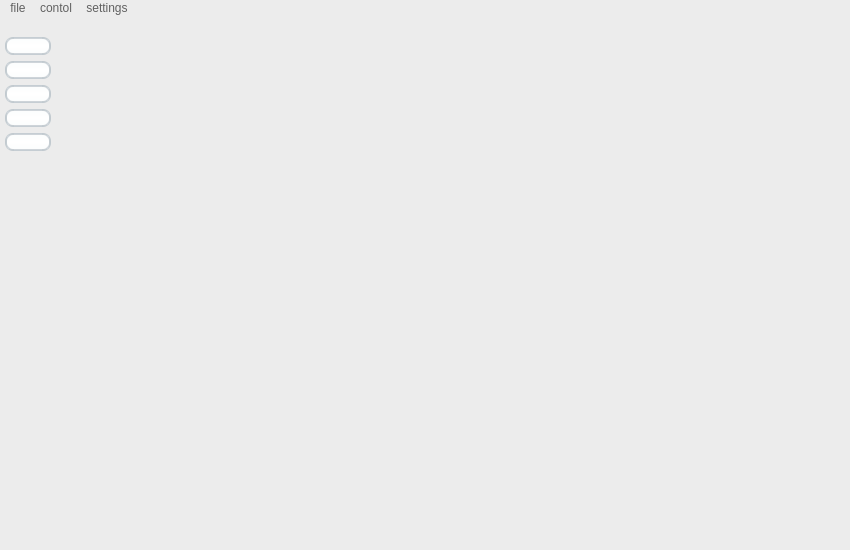
The window that src/mainWindow/mainwindow.ui (graffiitt/hamster_gui) describes before a commit, drawn with Qt 5.
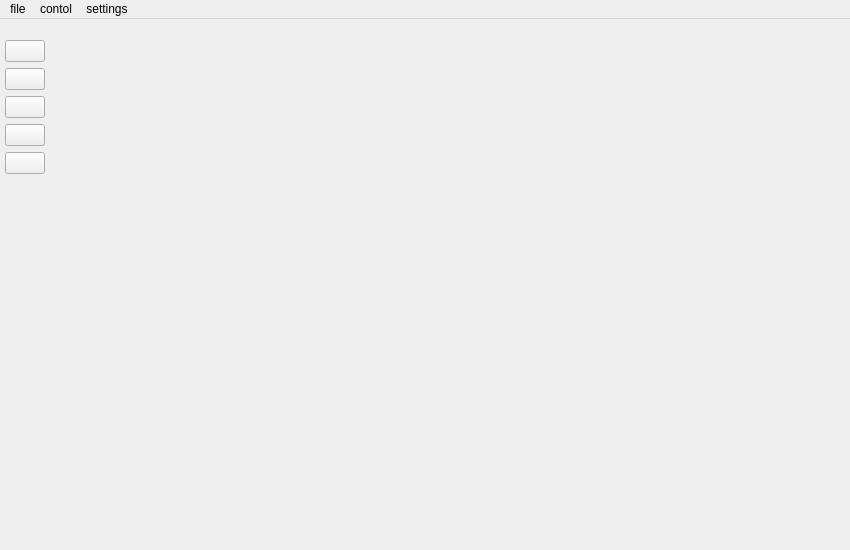
The same window after the commit. Icons and pictures are not drawn.

The edit to the form file:
```diff
--- a/src/mainWindow/mainwindow.ui
+++ b/src/mainWindow/mainwindow.ui
@@ -17,423 +17,8 @@
    <iconset resource="../../resource/resource.qrc">
     <normaloff>:/icons/img/icon.png</normaloff>:/icons/img/icon.png</iconset>
   </property>
-  <property name="styleSheet">
-   <string notr="true">QMainWindow {
-    background-color:#ececec;
-}
-QPushButton, QToolButton, QCommandLinkButton{
-    padding: 0 5px 0 5px;
-    border-style: solid;
-    border-top-color: qlineargradient(spread:pad, x1:0, y1:0, x2:0, y2:1, stop:0 #c1c9cf, stop:1 #d2d8dd);
-    border-right-color: qlineargradient(spread:pad, x1:1, y1:0, x2:0, y2:0, stop:0 #c1c9cf, stop:1 #d2d8dd);
-    border-bottom-color: qlineargradient(spread:pad, x1:0, y1:1, x2:0, y2:0, stop:0 #c1c9cf, stop:1 #d2d8dd);
-    border-left-color: qlineargradient(spread:pad, x1:0, y1:0, x2:1, y2:0, stop:0 #c1c9cf, stop:1 #d2d8dd);
-    border-width: 2px;
-    border-radius: 8px;
-    color: #616161;
-    font-weight: bold;
-    background-color: qlineargradient(spread:pad, x1:0.5, y1:0, x2:0.5, y2:1, stop:0 #fbfdfd, stop:0.5 #ffffff, stop:1 #fbfdfd);
-}
-QPushButton::default, QToolButton::default, QCommandLinkButton::default{
-    border: 2px solid transparent;
-    color: #FFFFFF;
-    background-color: qlineargradient(spread:pad, x1:0.5, y1:0, x2:0.5, y2:1, stop:0 #84afe5, stop:1 #1168e4);
-}
-QPushButton:hover, QToolButton:hover, QCommandLinkButton:hover{
-    color: #3d3d3d;
-}
-QPushButton:pressed, QToolButton:pressed, QCommandLinkButton:pressed{
-    color: #aeaeae;
-    background-color: qlineargradient(spread:pad, x1:0.5, y1:0, x2:0.5, y2:1, stop:0 #ffffff, stop:0.5 #fbfdfd, stop:1 #ffffff);
-}
-QPushButton:disabled, QToolButton:disabled, QCommandLinkButton:disabled{
-    color: #616161;
-    background-color: qlineargradient(spread:pad, x1:0.5, y1:0, x2:0.5, y2:1, stop:0 #dce7eb, stop:0.5 #e0e8eb, stop:1 #dee7ec);
-}
-QLineEdit, QTextEdit, QPlainTextEdit, QSpinBox, QDoubleSpinBox, QTimeEdit, QDateEdit, QDateTimeEdit {
-    border-width: 2px;
-    border-radius: 8px;
-    border-style: solid;
-    border-top-color: qlineargradient(spread:pad, x1:0.5, y1:1, x2:0.5, y2:0, stop:0 #c1c9cf, stop:1 #d2d8dd);
-    border-right-color: qlineargradient(spread:pad, x1:0, y1:0, x2:1, y2:0, stop:0 #c1c9cf, stop:1 #d2d8dd);
-    border-bottom-color: qlineargradient(spread:pad, x1:0.5, y1:0, x2:0.5, y2:1, stop:0 #c1c9cf, stop:1 #d2d8dd);
-    border-left-color: qlineargradient(spread:pad, x1:1, y1:0, x2:0, y2:0, stop:0 #c1c9cf, stop:1 #d2d8dd);
-    background-color: #f4f4f4;
-    color: #3d3d3d;
-}
-QLineEdit:focus, QTextEdit:focus, QPlainTextEdit:focus, QSpinBox:focus, QDoubleSpinBox:focus, QTimeEdit:focus, QDateEdit:focus, QDateTimeEdit:focus {
-    border-width: 2px;
-    border-radius: 8px;
-    border-style: solid;
-    border-top-color: qlineargradient(spread:pad, x1:0.5, y1:1, x2:0.5, y2:0, stop:0 #85b7e3, stop:1 #9ec1db);
-    border-right-color: qlineargradient(spread:pad, x1:0, y1:0, x2:1, y2:0, stop:0 #85b7e3, stop:1 #9ec1db);
-    border-bottom-color: qlineargradient(spread:pad, x1:0.5, y1:0, x2:0.5, y2:1, stop:0 #85b7e3, stop:1 #9ec1db);
-    border-left-color: qlineargradient(spread:pad, x1:1, y1:0, x2:0, y2:0, stop:0 #85b7e3, stop:1 #9ec1db);
-    background-color: #f4f4f4;
-    color: #3d3d3d;
-}
-QLineEdit:disabled, QTextEdit:disabled, QPlainTextEdit:disabled, QSpinBox:disabled, QDoubleSpinBox:disabled, QTimeEdit:disabled, QDateEdit:disabled, QDateTimeEdit:disabled {
-    color: #b9b9b9;
-}
-QSpinBox::up-button, QDoubleSpinBox::up-button, QTimeEdit::up-button, QDateEdit::up-button, QDateTimeEdit::up-button {
-    subcontrol-origin: padding;
-    subcontrol-position: top right;
-    width: 15px;
-    color: #272727;
-    border-left-width: 1px;
-    border-left-color: darkgray;
-    border-left-style: solid;
-    border-top-right-radius: 3px;
-    padding: 3px;
-}
-QSpinBox::down-button, QDoubleSpinBox::down-button, QTimeEdit::down-button, QDateEdit::down-button, QDateTimeEdit::down-button {
-    subcontrol-origin: padding;
-    subcontrol-position: bottom right;
-    width: 15px;
-    color: #272727;
-    border-left-width: 1px;
-    border-left-color: darkgray;
-    border-left-style: solid;
-    border-bottom-right-radius: 3px;
-    padding: 3px;
-}
-QSpinBox::up-button:pressed, QDoubleSpinBox::up-button:pressed, QTimeEdit::up-button:pressed, QDateEdit::up-button:pressed, QDateTimeEdit::up-button:pressed {
-    color: #aeaeae;
-    background-color: qlineargradient(spread:pad, x1:0.5, y1:0, x2:0.5, y2:1, stop:0 #ffffff, stop:0.5 #fbfdfd, stop:1 #ffffff);
-}
-QSpinBox::down-button:pressed, QDoubleSpinBox::down-button:pressed, QTimeEdit::down-button:pressed, QDateEdit::down-button:pressed, QDateTimeEdit::down-button:pressed {
-    color: #aeaeae;
-    background-color: qlineargradient(spread:pad, x1:0.5, y1:0, x2:0.5, y2:1, stop:0 #ffffff, stop:0.5 #fbfdfd, stop:1 #ffffff);
-}
-QSpinBox::up-button:hover, QDoubleSpinBox::up-button:hover, QTimeEdit::up-button:hover, QDateEdit::up-button:hover, QDateTimeEdit::up-button:hover {
-    color: #FFFFFF;
-    border-top-right-radius: 5px;
-    background-color: qlineargradient(spread:pad, x1:0.5, y1:0, x2:0.5, y2:1, stop:0 #84afe5, stop:1 #1168e4);
-    
-}
-QSpinBox::down-button:hover, QDoubleSpinBox::down-button:hover, QTimeEdit::down-button:hover, QDateEdit::down-button:hover, QDateTimeEdit::down-button:hover {
-    color: #FFFFFF;
-    border-bottom-right-radius: 5px;
-    background-color: qlineargradient(spread:pad, x1:0.5, y1:0, x2:0.5, y2:1, stop:0 #84afe5, stop:1 #1168e4);
-}
-QSpinBox::up-arrow, QDoubleSpinBox::up-arrow, QTimeEdit::up-arrow, QDateEdit::up-arrow, QDateTimeEdit::up-arrow {
-    image: url(/usr/share/icons/Adwaita/16x16/actions/go-up-symbolic.symbolic.png);
-}
-QSpinBox::down-arrow, QDoubleSpinBox::down-arrow, QTimeEdit::down-arrow, QDateEdit::down-arrow, QDateTimeEdit::down-arrow {
-    image: url(/usr/share/icons/Adwaita/16x16/actions/go-down-symbolic.symbolic.png);
-}
-QProgressBar {
-    max-height: 8px;
-    text-align: center;
-    font: italic bold 11px;
-    color: #3d3d3d;
-    border: 1px solid transparent;
-    border-radius:4px;
-    background-color: qlineargradient(spread:pad, x1:0, y1:0, x2:0, y2:1, stop:0 #ddd5d5, stop:0.5 #dad3d3, stop:1 #ddd5d5);
-}
-QProgressBar::chunk {
-    background-color: qlineargradient(spread:pad, x1:0, y1:0, x2:0, y2:1, stop:0 #467dd1, stop:0.5 #3b88fc, stop:1 #467dd1);
-    border-radius: 4px;
-}
-QProgressBar:disabled {
-    color: #616161;
-}
-QProgressBar::chunk:disabled {
-    background-color: #aeaeae;
-}
-QSlider::groove {
-    border: 1px solid #bbbbbb;
-    background-color: #52595d;
-    border-radius: 4px;
-}
-QSlider::groove:horizontal {
-    height: 6px;
-}
-QSlider::groove:vertical {
-    width: 6px;
-}
-QSlider::handle:horizontal {
-    background: #ffffff;
-    border-style: solid;
-    border-width: 1px;
-    border-color: rgb(207,207,207);
-    width: 12px;
-    margin: -5px 0;
-    border-radius: 7px;
-}
-QSlider::handle:vertical {
-    background: #ffffff;
-    border-style: solid;
-    border-width: 1px;
-    border-color: rgb(207,207,207);
-    height: 12px;
-    margin: 0 -5px;
-    border-radius: 7px;
-}
-QSlider::add-page, QSlider::sub-page {
-    border: 1px transparent;
-    background-color: #52595d;
-    border-radius: 4px;
-}
-QSlider::add-page:horizontal {
-    background: qlineargradient(spread:pad, x1:0, y1:0, x2:0, y2:1, stop:0 #ddd5d5, stop:0.5 #dad3d3, stop:1 #ddd5d5);
-}
-QSlider::sub-page:horizontal {
-    background-color: qlineargradient(spread:pad, x1:0, y1:0, x2:1, y2:0, stop:0 #467dd1, stop:0.5 #3b88fc, stop:1 #467dd1);
-}
-QSlider::add-page:vertical {
-    background-color: qlineargradient(spread:pad, x1:0, y1:0, x2:0, y2:1, stop:0 #467dd1, stop:0.5 #3b88fc, stop:1 #467dd1);
-}
-QSlider::sub-page:vertical {
-    background: qlineargradient(spread:pad, x1:0, y1:0, x2:1, y2:0, stop:0 #ddd5d5, stop:0.5 #dad3d3, stop:1 #ddd5d5);
-}
-QSlider::add-page:horizontal:disabled, QSlider::sub-page:horizontal:disabled, QSlider::add-page:vertical:disabled, QSlider::sub-page:vertical:disabled {
-    background: #b9b9b9;
-}
-QComboBox, QFontComboBox {
-    border-width: 2px;
-    border-radius: 8px;
-    border-style: solid;
-    border-top-color: qlineargradient(spread:pad, x1:0.5, y1:1, x2:0.5, y2:0, stop:0 #c1c9cf, stop:1 #d2d8dd);
-    border-right-color: qlineargradient(spread:pad, x1:0, y1:0, x2:1, y2:0, stop:0 #c1c9cf, stop:1 #d2d8dd);
-    border-bottom-color: qlineargradient(spread:pad, x1:0.5, y1:0, x2:0.5, y2:1, stop:0 #c1c9cf, stop:1 #d2d8dd);
-    border-left-color: qlineargradient(spread:pad, x1:1, y1:0, x2:0, y2:0, stop:0 #c1c9cf, stop:1 #d2d8dd);
-    background-color: #f4f4f4;
-    color: #272727;
-    padding-left: 5px;
-}
-QComboBox:editable, QComboBox:!editable, QComboBox::drop-down:editable, QComboBox:!editable:on, QComboBox::drop-down:editable:on {
-    background: #ffffff;
-}
-QComboBox::drop-down {
-    subcontrol-origin: padding;
-    subcontrol-position: top right;
-    width: 15px;
-    color: #272727;
-    border-left-width: 1px;
-    border-left-color: darkgray;
-    border-left-style: solid;
-    border-top-right-radius: 3px;
-    border-bottom-right-radius: 3px;
-}
-QComboBox::down-arrow {
-    image: url(/usr/share/icons/Adwaita/16x16/actions/go-down-symbolic.symbolic.png); /*Adawaita icon thene*/
-}
+ 
 
-QComboBox::down-arrow:on {
-    top: 1px;
-    left: 1px;
-}
-QComboBox QAbstractItemView {
-    border: 1px solid darkgray;
-    border-radius: 8px;
-    selection-background-color: #dadada;
-    selection-color: #272727;
-    color: #272727;
-    background: white;
-}
-QLabel, QCheckBox, QRadioButton {
-    color: #272727;
-}
-QCheckBox {
-    padding: 2px;
-}
-QCheckBox:disabled, QRadioButton:disabled {
-    color: #808086;
-    padding: 2px;
-}
-
-QCheckBox:hover {
-    border-radius:4px;
-    border-style:solid;
-    padding-left: 1px;
-    padding-right: 1px;
-    padding-bottom: 1px;
-    padding-top: 1px;
-    border-width:1px;
-    border-color: transparent;
-}
-QCheckBox::indicator:checked {
-    image: url(/usr/share/icons/Adwaita/16x16/actions/object-select-symbolic.symbolic.png);
-    height: 15px;
-    width: 15px;
-    border-style:solid;
-    border-width: 1px;
-    border-color: #48a5fd;
-    color: #ffffff;
-    border-radius: 3px;
-    background-color: qlineargradient(spread:pad, x1:0, y1:0, x2:0, y2:1, stop:0 #48a5fd, stop:0.5 #329cfb, stop:1 #48a5fd);
-}
-QCheckBox::indicator:unchecked {
-    
-    height: 15px;
-    width: 15px;
-    border-style:solid;
-    border-width: 1px;
-    border-color: #48a5fd;
-    border-radius: 3px;
-    background-color: #fbfdfa;
-}
-QLCDNumber {
-    color: #616161;;
-}
-QMenuBar {
-    background-color: #ececec;
-}
-QMenuBar::item {
-    color: #616161;
-    spacing: 3px;
-    padding: 1px 4px;
-    background-color: #ececec;
-}
-
-QMenuBar::item:selected {
-    background-color: #dadada;
-    color: #3d3d3d;
-}
-QMenu {
-    background-color: #ececec;
-}
-QMenu::item:selected {
-    background-color: #dadada;
-    color: #3d3d3d;
-}
-QMenu::item {
-    color: #616161;;
-    background-color: #e0e0e0;
-}
-QTabWidget {
-    color:rgb(0,0,0);
-    background-color:#000000;
-}
-QTabWidget::pane {
-    border-color: #050a0e;
-    background-color: #e0e0e0;
-    border-width: 1px;
-    border-radius: 4px;
-    position: absolute;
-    top: -0.5em;
-    padding-top: 0.5em;
-}
-
-QTabWidget::tab-bar {
-    alignment: center;
-}
-
-QTabBar::tab {
-    border-bottom: 1px solid #c0c0c0;
-    padding: 3px;
-    color: #272727;
-    background-color: #fefefc;
-    margin-left:0px;
-}
-QTabBar::tab:!last {
-    border-right: 1px solid;
-    border-right-color: #c0c0c0;
-    border-bottom-color: #c0c0c0;
-}
-QTabBar::tab:first {
-    border-top-left-radius: 4px;
-    border-bottom-left-radius: 4px;
-}
-QTabBar::tab:last {
-    border-top-right-radius: 4px;
-    border-bottom-right-radius: 4px;
-}
-QTabBar::tab:selected, QTabBar::tab:last:selected, QTabBar::tab:hover {
-    color: #FFFFFF;
-    background-color: qlineargradient(spread:pad, x1:0.5, y1:0, x2:0.5, y2:1, stop:0 #84afe5, stop:1 #1168e4);
-}
-QRadioButton::indicator {
-    height: 14px;
-    width: 14px;
-    border-style:solid;
-    border-radius:7px;
-    border-width: 1px;
-}
-QRadioButton::indicator:checked {
-    border-color: #48a5fd;
-    background-color: qradialgradient(cx:0.5, cy:0.5, radius:0.4,fx:0.5, fy:0.5, stop:0 #ffffff, stop:0.5 #ffffff, stop:0.6 #48a5fd, stop:1 #48a5fd);
-}
-QRadioButton::indicator:!checked {
-    border-color: #a9b7c6;
-    background-color: #fbfdfa;
-}
-QStatusBar {
-    color:#027f7f;
-}
-
-QDial {
-    background: #16a085;
-}
-
-QToolBox {
-    color: #a9b7c6;
-    background-color: #222b2e;
-}
-QToolBox::tab {
-    color: #a9b7c6;
-    background-color:#222b2e;
-}
-QToolBox::tab:selected {
-    color: #FFFFFF;
-    background-color:#222b2e;
-}
-QScrollArea {
-    color: #FFFFFF;
-    background-color:#222b2e;
-}
-
-QScrollBar:horizontal {
-	max-height: 10px;
-	border: 1px transparent grey;
-	margin: 0px 20px 0px 20px;
-	background: transparent;
-}
-QScrollBar:vertical {
-	max-width: 10px;
-	border: 1px transparent grey;
-	margin: 20px 0px 20px 0px;
-	background: transparent;
-}
-QScrollBar::handle:vertical, QScrollBar::handle:horizontal {
-	background: #52595d;
-	border-style: transparent;
-	border-radius: 4px;
-	min-height: 25px;
-}
-QScrollBar::handle:horizontal:hover, QScrollBar::handle:vertical:hover {
-	background: qlineargradient(spread:pad, x1:0, y1:0, x2:1, y2:0, stop:0 #467dd1, stop:0.5 #3b88fc, stop:1 #467dd1);
-}
-QScrollBar::add-line, QScrollBar::sub-line {
-    border: 2px transparent grey;
-    border-radius: 4px;
-    subcontrol-origin: margin;
-    background: #b9b9b9;
-}
-QScrollBar::add-line:horizontal {
-    width: 20px;
-    subcontrol-position: right;
-}
-QScrollBar::add-line:vertical {
-    height: 20px;
-    subcontrol-position: bottom;
-}
-QScrollBar::sub-line:horizontal {
-    width: 20px;
-    subcontrol-position: left;
-}
-QScrollBar::sub-line:vertical {
-    height: 20px;
-    subcontrol-position: top;
-}
-QScrollBar::add-line:vertical:pressed, QScrollBar::add-line:horizontal:pressed, QScrollBar::sub-line:horizontal:pressed, QScrollBar::sub-line:vertical:pressed {
-    background: qlineargradient(spread:pad, x1:0, y1:0, x2:1, y2:0, stop:0 #467dd1, stop:0.5 #3b88fc, stop:1 #467dd1);
-}
-QScrollBar::add-page:horizontal, QScrollBar::sub-page:horizontal, QScrollBar::add-page:vertical, QScrollBar::sub-page:vertical {
-    background: none;
-}</string>
-  </property>
   <property name="documentMode">
    <bool>false</bool>
   </property>
```
